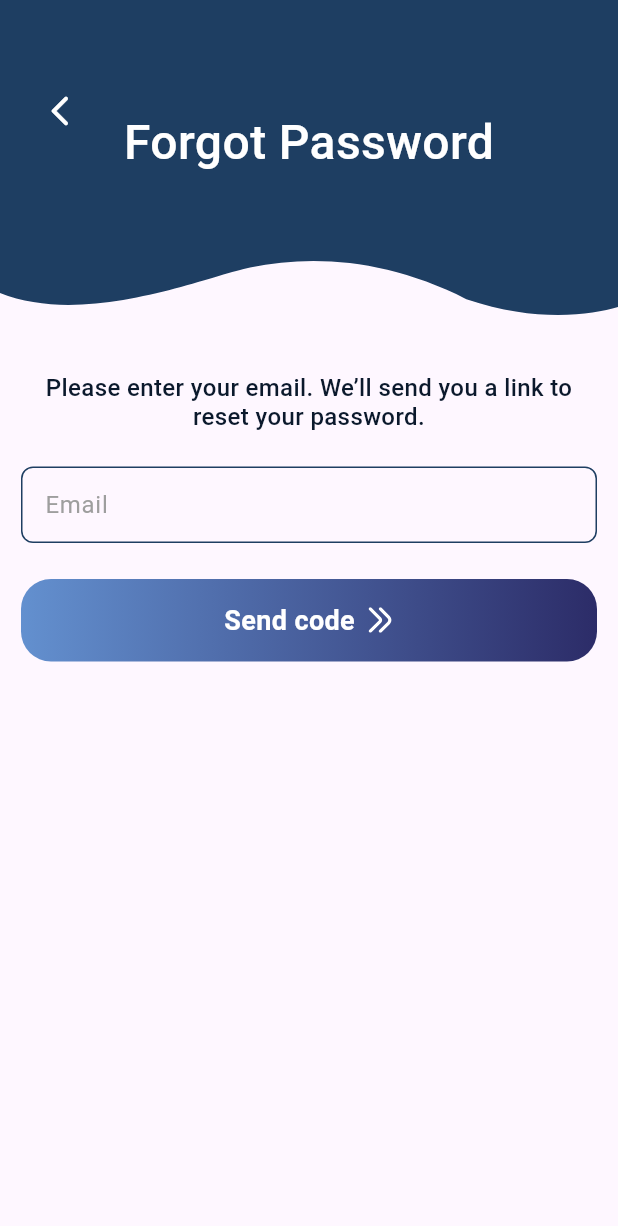
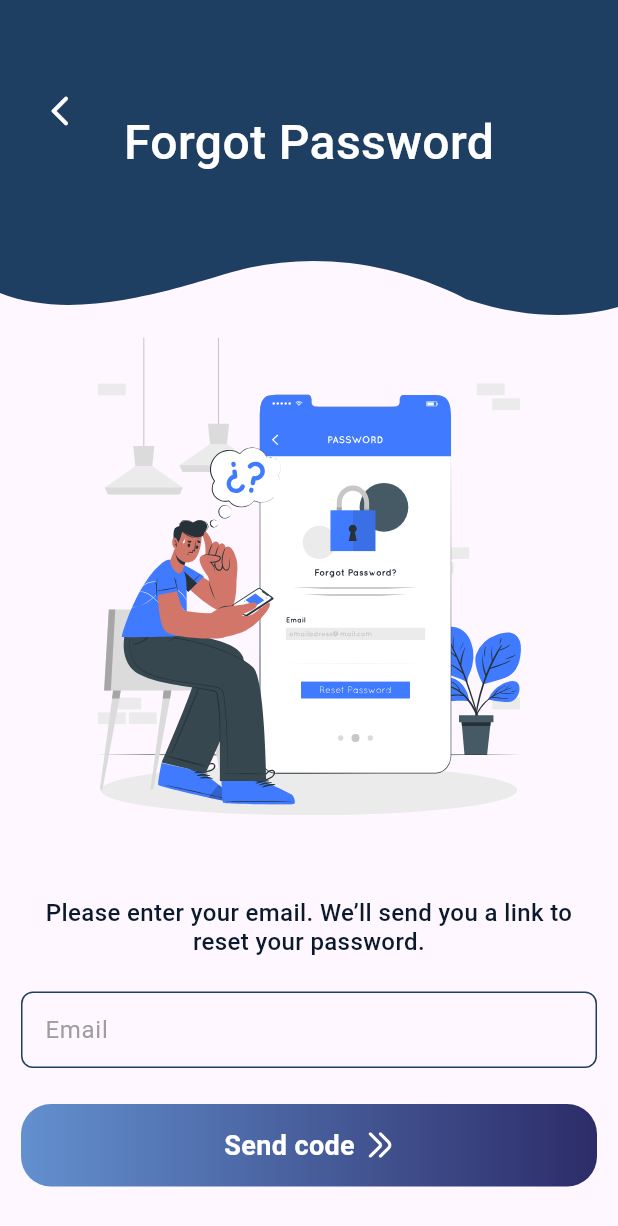
Before and after one commit to engAhmedSami/Bright-Minds-MansouraHacathon2024, a Flutter app: the ForgotPasswordView screen opened directly, on a phone screen of 412 x 824 dp. Shown: the top 1226 px of the screen. Run offline on Flutter 3.47's test engine with Material 3 defaults, Android fonts, the phone set to English and light mode, and no system bars; drawn by our look-alikes of modal_progress_hud_nsn; our stand-ins replace cloud_firestore, dartz, firebase_auth, firebase_core, firebase_storage, flutter_bloc and 7 more; missing offline and left inert: flutter_facebook_auth, jumping_dot; accounts and stored records are empty; project files that could hold a hidden picture were left out.

Commit message:
"Deleted AuthController and UserModel files, modified ForgotPasswordView and ForgotPasswordViewBody to use Bloc and Cubit, and updated SplashViewBody to remove Svg import."

```diff
--- a/lib/feature/auth/presentation/view/forgot_password_view.dart
+++ b/lib/feature/auth/presentation/view/forgot_password_view.dart
@@ -1,5 +1,12 @@
 import 'package:flutter/material.dart';
+import 'package:flutter_bloc/flutter_bloc.dart';
+import 'package:new_bright_minds/core/helper/failuer_top_snak_bar.dart';
+import 'package:new_bright_minds/core/helper/scccess_top_snak_bar.dart';
+import 'package:new_bright_minds/core/services/get_it_service.dart';
+import 'package:new_bright_minds/core/utils/custom_progrss_hud.dart';
 import 'package:new_bright_minds/core/widget/custom_app_bar.dart';
+import 'package:new_bright_minds/feature/auth/domain/repos/auth_repo.dart';
+import 'package:new_bright_minds/feature/auth/presentation/manager/signin_cubit/signin_cubit.dart';
 import 'package:new_bright_minds/feature/auth/presentation/view/widget/forgot_password_view_body.dart';
 
 class ForgotPasswordView extends StatelessWidget {
@@ -7,12 +14,42 @@ class ForgotPasswordView extends StatelessWidget {
 
   @override
   Widget build(BuildContext context) {
-    return const Scaffold(
-      appBar: CustomAppBar(
-        title: 'Forgot Password',
-        leadingIcon: Icons.arrow_back_ios_new_rounded,
+    return BlocProvider(
+      create: (context) => SigninCubit(
+        getIt.get<AuthRepo>(),
       ),
-      body: ForgotPasswordViewBody(),
+      child: const Scaffold(
+        appBar: CustomAppBar(
+          title: 'Forgot Password',
+          leadingIcon: Icons.arrow_back_ios_new_rounded,
+        ),
+        body: ForgotPasswordViewBodyBlocCunsumer(),
+      ),
     );
   }
 }
+
+class ForgotPasswordViewBodyBlocCunsumer extends StatelessWidget {
+  const ForgotPasswordViewBodyBlocCunsumer({
+    super.key,
+  });
+
+  @override
+  Widget build(BuildContext context) {
+    return BlocConsumer<SigninCubit, SigninState>(
+      listener: (context, state) {
+        if (state is SigninSuccess) {
+          succesTopSnackBar(
+              context, 'Password reset link sent to ${state.userEntity.email}');
+        } else if (state is SigninFailure) {
+          failuerTopSnackBar(context, state.message);
+        }
+      },
+      builder: (context, state) {
+        return CustomProgrssHud(
+            isLoading: state is SigninLoading,
+            child: const ForgotPasswordViewBody());
+      },
+    );
+  }
+}
--- a/lib/feature/auth/presentation/view/widget/forgot_password_view_body.dart
+++ b/lib/feature/auth/presentation/view/widget/forgot_password_view_body.dart
@@ -1,8 +1,12 @@
 import 'package:flutter/widgets.dart';
+import 'package:flutter_bloc/flutter_bloc.dart';
+import 'package:flutter_svg/svg.dart';
 import 'package:new_bright_minds/constants.dart';
+import 'package:new_bright_minds/core/utils/app_images.dart';
 import 'package:new_bright_minds/core/utils/app_styles.dart';
 import 'package:new_bright_minds/core/widget/custom_botton.dart';
 import 'package:new_bright_minds/core/widget/custom_text_field.dart';
+import 'package:new_bright_minds/feature/auth/presentation/manager/signin_cubit/signin_cubit.dart';
 
 class ForgotPasswordViewBody extends StatefulWidget {
   const ForgotPasswordViewBody({super.key});
@@ -28,7 +32,7 @@ class _ForgotPasswordViewBodyState extends State<ForgotPasswordViewBody> {
           mainAxisAlignment: MainAxisAlignment.center,
           children: [
             const SizedBox(height: 15),
-            // SvgPicture.asset(Assets.imagesForgotPassword, height: 400),
+            SvgPicture.asset(Assets.imagesForgotPassword, height: 350),
             const SizedBox(height: 24),
             Text(
               'Please enter your email. We’ll send you a link to reset your password.',
@@ -42,7 +46,13 @@ class _ForgotPasswordViewBodyState extends State<ForgotPasswordViewBody> {
               controller: emailController,
             ),
             const SizedBox(height: 24),
-            CustomButton(onPressed: () {}, text: 'Send code')
+            CustomButton(
+                onPressed: () {
+                  context
+                      .read<SigninCubit>()
+                      .sendPasswordResetLink(emailController.text);
+                },
+                text: 'Send code')
           ],
         ),
       ),
--- a/lib/feature/splash/presentation/views/splash_view_body.dart
+++ b/lib/feature/splash/presentation/views/splash_view_body.dart
@@ -1,5 +1,4 @@
 import 'package:flutter/material.dart';
-import 'package:flutter_svg/flutter_svg.dart';
 import 'package:jumping_dot/jumping_dot.dart';
 import 'package:new_bright_minds/core/helper/page_rout_builder.dart';
 import 'package:new_bright_minds/core/helper/shared_preferences_helper.dart';
```
Also changed, not shown: lib/feature/auth/controller/auth_controller.dart (deleted, +0 -87 lines), lib/feature/auth/models/user_model.dart (deleted, +0 -94 lines).
